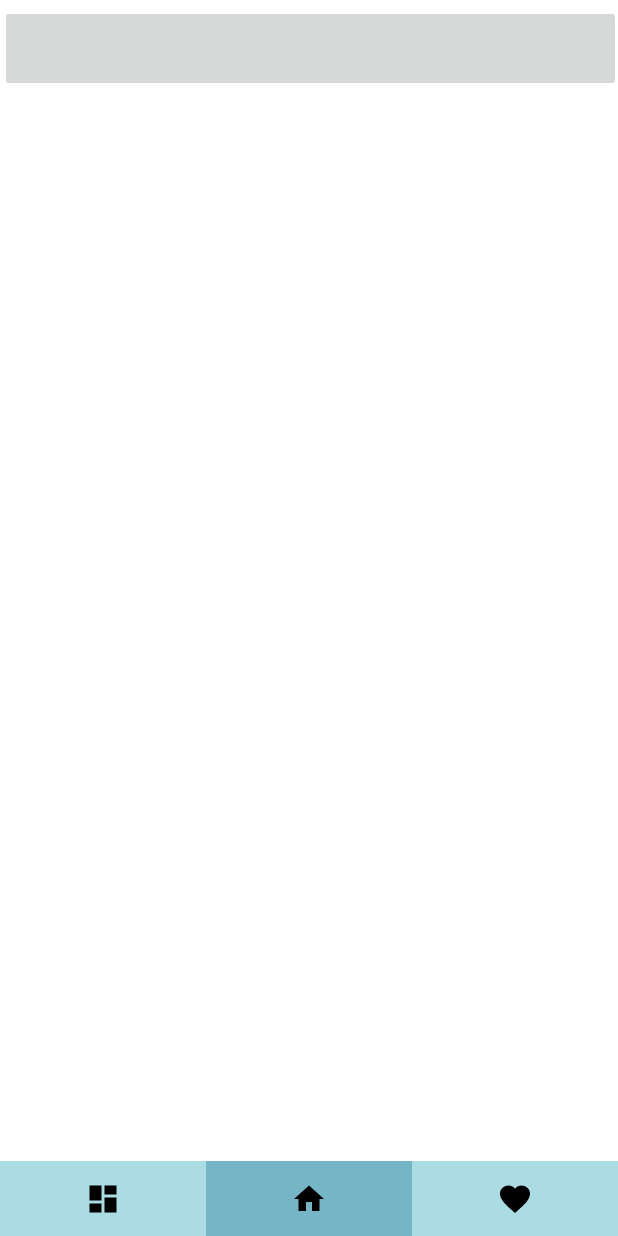
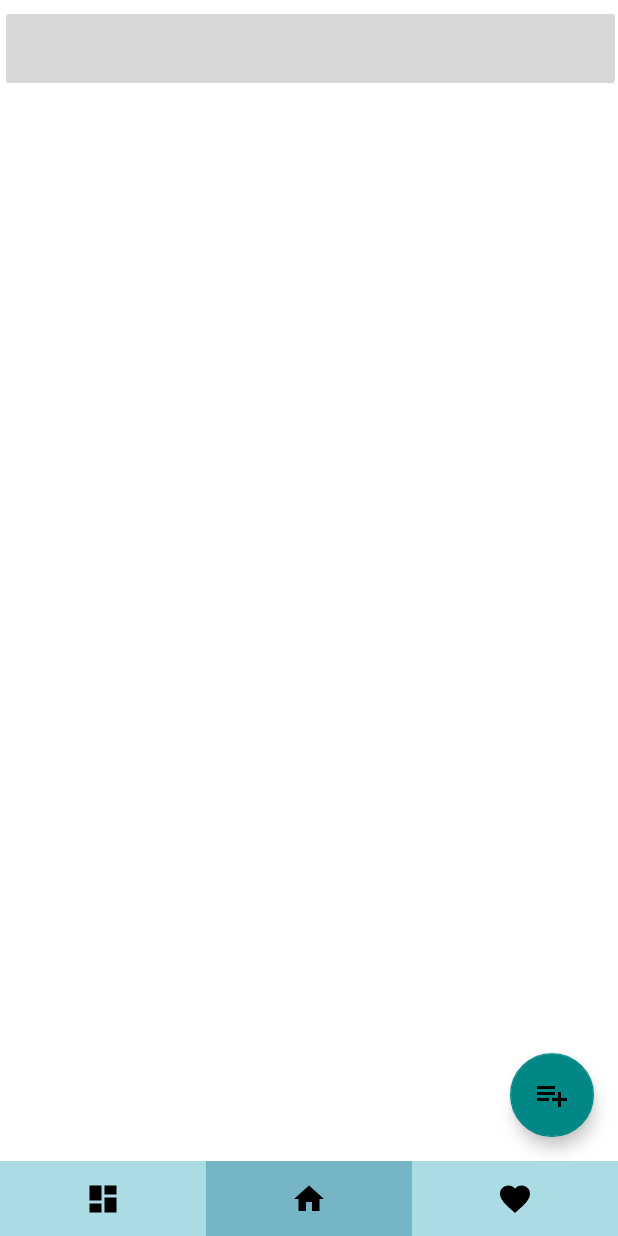
Before and after one commit to RAdhyapak/MADTeam7Project, an Android app: the Home screen opened directly, with no data from a screen before it, on a phone screen of 412 x 824 dp. Run offline under Robolectric (Android 15) with nearby library versions, the light colour scheme and no system bars.

Commit message:
Add button in playlist
Added the "add playlist" button to bottom right corner of homepage. It does not have functionality yet.

```diff
--- a/app/build.gradle
+++ b/app/build.gradle
@@ -46,4 +46,7 @@ dependencies {
     // Glide
     implementation 'com.github.bumptech.glide:glide:3.7.0'
     implementation 'androidx.legacy:legacy-support-v4:1.0.0'
+
+    //For add button
+    implementation 'com.google.android.material:material:1.7.0'
 }
--- /dev/null
+++ b/app/src/main/res/drawable/ic_baseline_playlist_add_24.xml
@@ -0,0 +1,5 @@
+<vector android:height="24dp" android:tint="#0022FE"
+    android:viewportHeight="24" android:viewportWidth="24"
+    android:width="24dp" xmlns:android="http://schemas.android.com/apk/res/android">
+    <path android:fillColor="@android:color/white" android:pathData="M14,10L2,10v2h12v-2zM14,6L2,6v2h12L14,6zM18,14v-4h-2v4h-4v2h4v4h2v-4h4v-2h-4zM2,16h8v-2L2,14v2z"/>
+</vector>
--- a/app/src/main/res/layout/activity_home.xml
+++ b/app/src/main/res/layout/activity_home.xml
@@ -67,4 +67,16 @@
 
     </LinearLayout>
 
+    <com.google.android.material.floatingactionbutton.FloatingActionButton
+        android:layout_width="wrap_content"
+        android:layout_height="wrap_content"
+        android:layout_margin="16dp"
+        app:backgroundTint="@color/teal_700"
+        app:fabSize="normal"
+        app:layout_constraintBottom_toTopOf="@+id/navbar"
+        app:layout_constraintEnd_toEndOf="parent"
+        app:elevation="6dp"
+        android:src="@drawable/ic_baseline_playlist_add_24"
+        />
+
 </androidx.constraintlayout.widget.ConstraintLayout>
```
